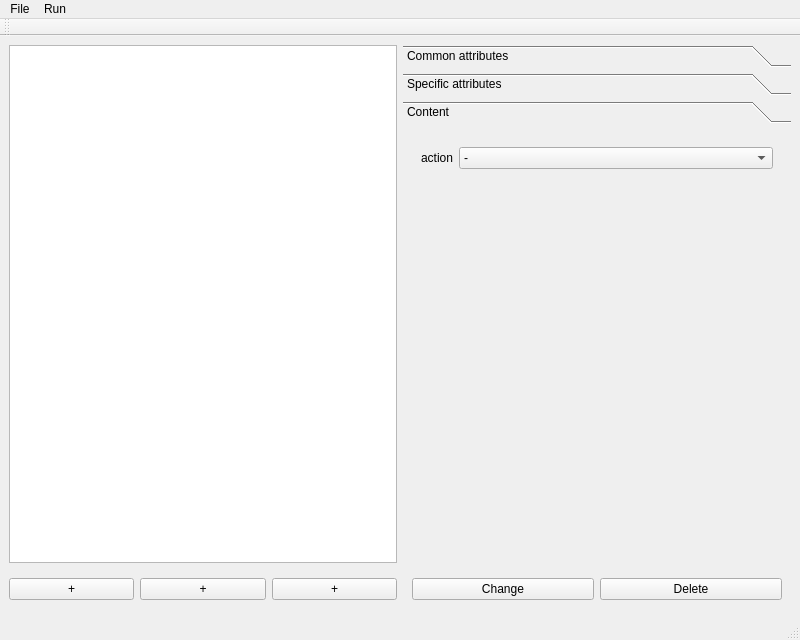
The window that gui/SIP-p-Draw.ui (KitKod/SIP-p-Draw-Client) describes before a commit, drawn with Qt 5.
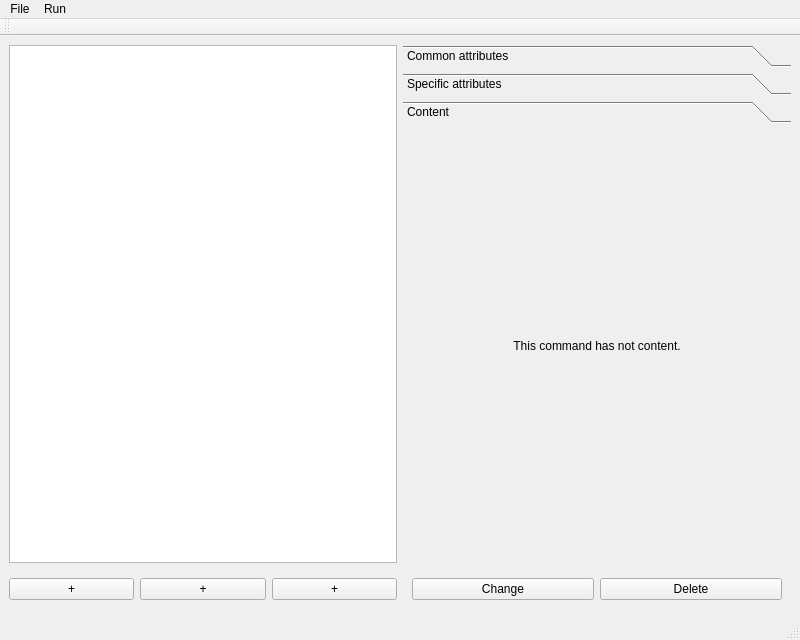
The same window after the commit. The open tabs and pages were chosen to show the change.

Commit message: - Bind all add buttons to slot that adds new block with corresponding type of command to table - Implement showing attrs by block selecting in the table - Add some constants to SippDrawConf module

Diff of the .ui file:
```diff
--- a/gui/SIP-p-Draw.ui
+++ b/gui/SIP-p-Draw.ui
@@ -800,27 +800,28 @@
             </item>
            </layout>
           </widget>
-          <widget class="QWidget" name="page_stackw_contentof_nop">
-           <layout class="QFormLayout" name="formLayout">
+          <widget class="QWidget" name="page_stackw_content_stab">
+           <layout class="QGridLayout" name="gridLayout_11">
+            <property name="leftMargin">
+             <number>0</number>
+            </property>
+            <property name="topMargin">
+             <number>0</number>
+            </property>
+            <property name="rightMargin">
+             <number>0</number>
+            </property>
+            <property name="bottomMargin">
+             <number>0</number>
+            </property>
             <item row="0" column="0">
-             <widget class="QLabel" name="label">
+             <widget class="QLabel" name="label_missing_content">
               <property name="text">
-               <string>action</string>
+               <string>This command has not content.</string>
               </property>
-             </widget>
-            </item>
-            <item row="0" column="1">
-             <widget class="QComboBox" name="comboBox_3">
-              <item>
-               <property name="text">
-                <string>-</string>
-               </property>
-              </item>
-              <item>
-               <property name="text">
-                <string>exec</string>
-               </property>
-              </item>
+              <property name="alignment">
+               <set>Qt::AlignCenter</set>
+              </property>
              </widget>
             </item>
            </layout>
```
Left out of the diff: 8 changed lines with no effect on the pictures. The commit also changes 4 other files.
